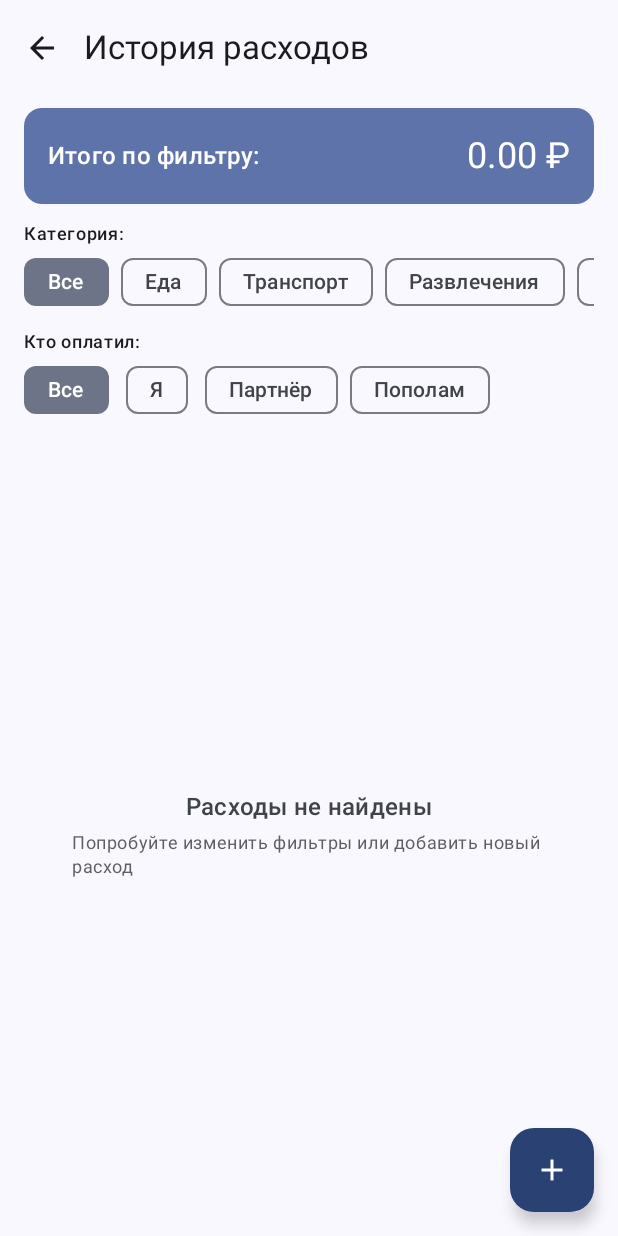
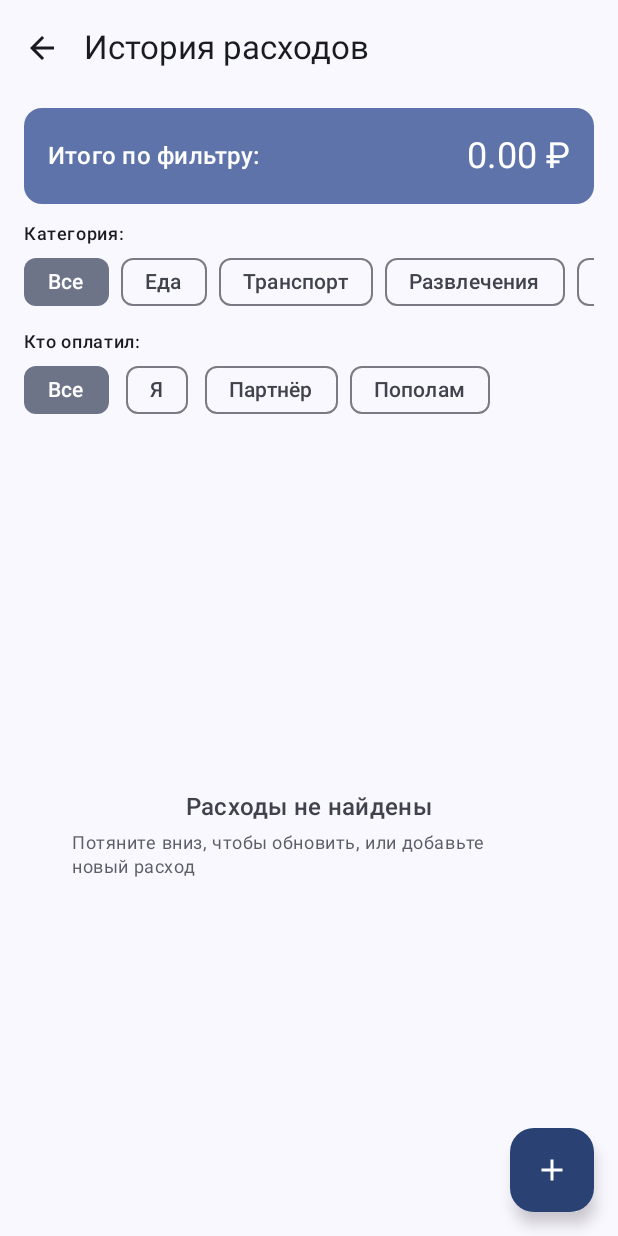
Before and after one commit to S1rSeul/FloWeFrontend, an Android app built with Jetpack Compose: the ExpenseHistoryScreen screen opened through its navigation route, on a phone screen of 412 x 824 dp. Run offline under Robolectric (Android 15) with nearby library versions, the phone set to English and light mode, and no system bars; network calls fail.

Commit message:
bugfix: added updates to all screens

```diff
--- a/app/src/main/java/com/example/abobaproject/ExpenseHistoryScreen.kt
+++ b/app/src/main/java/com/example/abobaproject/ExpenseHistoryScreen.kt
@@ -3,6 +3,7 @@ package com.example.abobaproject
 import android.app.DatePickerDialog
 import androidx.compose.foundation.clickable
 import androidx.compose.foundation.layout.Arrangement
+import androidx.compose.foundation.layout.Box
 import androidx.compose.foundation.layout.Column
 import androidx.compose.foundation.layout.PaddingValues
 import androidx.compose.foundation.layout.Row
@@ -42,7 +43,9 @@ import androidx.compose.material3.Surface
 import androidx.compose.material3.Text
 import androidx.compose.material3.TextButton
 import androidx.compose.material3.TopAppBar
+import androidx.compose.material3.pulltorefresh.PullToRefreshBox
 import androidx.compose.runtime.Composable
+import androidx.compose.runtime.LaunchedEffect
 import androidx.compose.runtime.getValue
 import androidx.compose.runtime.mutableStateOf
 import androidx.compose.runtime.remember
@@ -58,7 +61,6 @@ import com.example.abobaproject.ui.components.PayerToggle
 import com.example.abobaproject.ui.components.PayerType
 import java.util.Calendar
 
-// M-05-FE-01: Экран истории расходов
 @OptIn(ExperimentalMaterial3Api::class)
 @Composable
 fun ExpenseHistoryScreen(
@@ -70,6 +72,11 @@ fun ExpenseHistoryScreen(
     val categories = listOf("Все", "Еда", "Транспорт", "Развлечения", "Коммуналка", "Покупки", "Другое")
     val payers = listOf("Все", "Я", "Партнёр", "Пополам")
     var selectedExpenseForEdit by remember { mutableStateOf<ExpenseResponse?>(null) }
+
+    // АВТОЗАГРУЗКА при открытии экрана
+    LaunchedEffect(Unit) {
+        expenseViewModel.loadExpenses()
+    }
 
     Scaffold(
         modifier = modifier,
@@ -156,12 +163,23 @@ fun ExpenseHistoryScreen(
 
             Spacer(modifier = Modifier.height(12.dp))
 
-            if (expenseViewModel.isLoading) {
-                CircularProgressIndicator(modifier = Modifier.align(Alignment.CenterHorizontally))
-            } else if (expenseViewModel.filteredExpenses.isEmpty()) {
+            // СВАЙП для обновления списка
+            PullToRefreshBox(
+                isRefreshing = expenseViewModel.isLoading,
+                onRefresh = { expenseViewModel.loadExpenses() },
+                modifier = Modifier.fillMaxSize()
+            ) {
+                when {
+                    expenseViewModel.isLoading && expenseViewModel.filteredExpenses.isEmpty() -> {
+                        Box(Modifier.fillMaxSize(), contentAlignment = Alignment.Center) {
+                            CircularProgressIndicator()
+                        }
+                    }
+                    expenseViewModel.filteredExpenses.isEmpty() -> {
                         Column(
                             modifier = Modifier
                                 .fillMaxSize()
+                                .verticalScroll(rememberScrollState())
                                 .padding(32.dp),
                             horizontalAlignment = Alignment.CenterHorizontally,
                             verticalArrangement = Arrangement.Center
@@ -173,12 +191,13 @@ fun ExpenseHistoryScreen(
                             )
                             Spacer(modifier = Modifier.height(4.dp))
                             Text(
-                        text = "Попробуйте изменить фильтры или добавить новый расход",
+                                text = "Потяните вниз, чтобы обновить, или добавьте новый расход",
                                 style = MaterialTheme.typography.bodySmall,
                                 color = MaterialTheme.colorScheme.outline
                             )
                         }
-            } else {
+                    }
+                    else -> {
                         LazyColumn(
                             contentPadding = PaddingValues(bottom = 80.dp),
                             verticalArrangement = Arrangement.spacedBy(8.dp)
@@ -190,7 +209,7 @@ fun ExpenseHistoryScreen(
                                 )
                             }
 
-                    // ДОБАВИТЬ ЭТО:
+                            // Пагинация (если есть)
                             if (expenseViewModel.hasMore) {
                                 item {
                                     Button(
@@ -198,9 +217,14 @@ fun ExpenseHistoryScreen(
                                         modifier = Modifier.fillMaxWidth().padding(16.dp)
                                     ) {
                                         if (expenseViewModel.isLoading) {
-                                    CircularProgressIndicator(modifier = Modifier.size(24.dp), color = MaterialTheme.colorScheme.onPrimary)
+                                            CircularProgressIndicator(
+                                                modifier = Modifier.size(24.dp),
+                                                color = MaterialTheme.colorScheme.onPrimary
+                                            )
                                         } else {
                                             Text("Загрузить еще")
+                                        }
+                                    }
                                 }
                             }
                         }
```
Also changed, not shown: app/src/main/java/com/example/abobaproject/BudgetListScreen.kt (+33 -17 lines), app/src/main/java/com/example/abobaproject/ExpenseSummaryWidget.kt (+10 -1 lines). Lines whose indentation alone changed are shown as unchanged.
